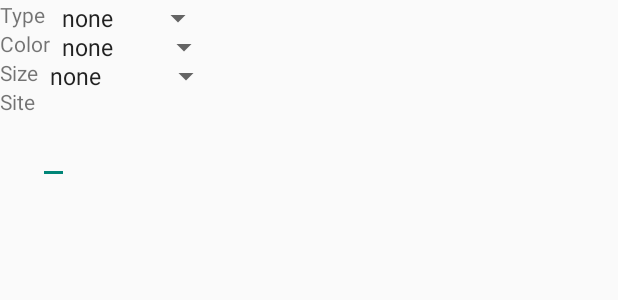
After one commit to ctweng/androidAppPractice, an Android app: the layout fragment_search_filters.xml on its own in the app's theme, with its tools: preview values and no code run, on a phone screen of 412 x 824 dp. The commit adds this screen. Shown: the top 300 px of the screen. Run offline under Robolectric (Android 15) with nearby library versions, the phone set to English and light mode, and no system bars.

Commit message:
add filters fragment

```diff
--- /dev/null
+++ b/week2_gridImageSearch/app/src/main/res/layout/fragment_search_filters.xml
@@ -0,0 +1,78 @@
+<RelativeLayout xmlns:android="http://schemas.android.com/apk/res/android"
+    xmlns:tools="http://schemas.android.com/tools"
+    android:orientation="vertical"
+    android:layout_width="match_parent"
+    android:layout_height="match_parent" >
+
+    <TextView
+            android:layout_width="wrap_content"
+            android:layout_height="wrap_content"
+            android:text="@string/type_filter_label"
+            android:id="@+id/tvFitlerType"
+        android:layout_alignParentTop="true"
+        android:layout_alignParentLeft="true"
+        android:layout_alignParentStart="true" />
+
+    <TextView
+            android:layout_width="wrap_content"
+            android:layout_height="wrap_content"
+            android:text="@string/color_filter_type"
+            android:id="@+id/tvFilterColor"
+        android:layout_below="@+id/tvFitlerType"
+        android:layout_alignLeft="@+id/tvFitlerType" />
+
+    <TextView
+        android:layout_width="wrap_content"
+        android:layout_height="wrap_content"
+        android:text="@string/site_filter_label"
+        android:id="@+id/tvFilterSite"
+        android:layout_alignLeft="@+id/tvFitlerType"
+        android:layout_below="@+id/tvSize" />
+
+    <TextView
+        android:layout_width="wrap_content"
+        android:layout_height="wrap_content"
+        android:text="@string/size_filter_label"
+        android:id="@+id/tvSize"
+        android:layout_centerHorizontal="true"
+        android:layout_below="@+id/tvFilterColor"
+        android:layout_alignLeft="@+id/tvFitlerType" />
+
+    <EditText
+        android:layout_width="wrap_content"
+        android:layout_height="wrap_content"
+        android:id="@+id/etSite"
+        android:layout_below="@+id/tvFilterSite"
+        android:layout_toRightOf="@+id/tvSize"
+        android:layout_toEndOf="@+id/tvSize" />
+
+    <Spinner
+        android:layout_width="wrap_content"
+        android:layout_height="wrap_content"
+        android:id="@+id/spFilterColor"
+        android:entries="@array/filter_color_array"
+        android:layout_toRightOf="@+id/tvFilterColor"
+        android:layout_toEndOf="@+id/etSite"
+        android:layout_alignTop="@+id/tvFilterColor" />
+
+    <Spinner
+        android:layout_width="wrap_content"
+        android:layout_height="wrap_content"
+        android:id="@+id/spFilterType"
+        android:entries="@array/filter_type_array"
+        android:layout_alignParentTop="false"
+        android:layout_toRightOf="@+id/tvFilterColor"
+        android:layout_toEndOf="@+id/tvFilterColor"
+        android:layout_alignTop="@+id/tvFitlerType" />
+
+    <Spinner
+        android:layout_width="wrap_content"
+        android:layout_height="wrap_content"
+        android:id="@+id/spFilterSize"
+        android:entries="@array/filter_size_array"
+        android:layout_centerVertical="true"
+        android:layout_centerHorizontal="true"
+        android:layout_toRightOf="@+id/tvSize"
+        android:layout_alignTop="@+id/tvSize" />
+
+</RelativeLayout>
--- a/week2_gridImageSearch/app/src/main/res/menu/menu_search.xml
+++ b/week2_gridImageSearch/app/src/main/res/menu/menu_search.xml
@@ -3,4 +3,9 @@
     xmlns:tools="http://schemas.android.com/tools" tools:context=".SearchActivity">
     <item android:id="@+id/action_settings" android:title="@string/action_settings"
         android:orderInCategory="100" app:showAsAction="never" />
+    <item android:id="@+id/action_filter"
+        android:title="Search Filters"
+        android:icon="@drawable/ic_action_filters"
+        app:showAsAction="always"
+        android:onClick="onSetting" />
 </menu>
--- /dev/null
+++ b/week2_gridImageSearch/app/src/main/res/values/filter_color_array.xml
@@ -0,0 +1,18 @@
+<?xml version="1.0" encoding="utf-8"?>
+<resources>
+    <string-array name="filter_color_array">
+        <item>none</item>
+        <item>black</item>
+        <item>blue</item>
+        <item>brown</item>
+        <item>gray</item>
+        <item>green</item>
+        <item>orange</item>
+        <item>pink</item>
+        <item>purple</item>
+        <item>red</item>
+        <item>teal</item>
+        <item>white</item>
+        <item>yellow</item>
+    </string-array>
+</resources>
--- /dev/null
+++ b/week2_gridImageSearch/app/src/main/res/values/filter_size_array.xml
@@ -0,0 +1,9 @@
+<?xml version="1.0" encoding="utf-8"?>
+<resources>
+    <string-array name="filter_size_array">
+        <item>none</item>
+        <item>medium</item>
+        <item>xxlarge</item>
+        <item>huge</item>
+    </string-array>
+</resources>
--- /dev/null
+++ b/week2_gridImageSearch/app/src/main/res/values/filter_type_array.xml
@@ -0,0 +1,10 @@
+<?xml version="1.0" encoding="utf-8"?>
+<resources>
+    <string-array name="filter_type_array">
+        <item>none</item>
+        <item>face</item>
+        <item>photo</item>
+        <item>clipart</item>
+        <item>lineart</item>
+    </string-array>
+</resources>
--- a/week2_gridImageSearch/app/src/main/res/values/strings.xml
+++ b/week2_gridImageSearch/app/src/main/res/values/strings.xml
@@ -7,4 +7,17 @@
     <string name="search_label">Search</string>
     <string name="image_title_label">Image Title</string>
     <string name="title_activity_image_display">Full Image</string>
+    <string name="type_search_filter_param">imgtype</string>
+    <string name="size_search_filter_param">imgsz</string>
+    <string name="site_search_filter_param">as_sitesearch</string>
+    <string name="color_search_filter_param">imgcolor</string>
+    <string name="query_search_filter_param">q</string>
+    <string name="offset_search_filter_param">start</string>
+    <string name="limit_search_filter_param">rsz</string>
+    <string name="search_filter_dialog_title">Search Filters</string>
+    <string name="hello_blank_fragment">Hello blank fragment</string>
+    <string name="size_filter_label">Size</string>
+    <string name="type_filter_label">Type</string>
+    <string name="color_filter_type">Color</string>
+    <string name="site_filter_label">Site</string>
 </resources>
```
Also changed, not shown: week2_gridImageSearch/app/src/main/java/idlycyme/practice/gridimagesearch/activities/SearchActivity.java (+57 -8 lines), week2_gridImageSearch/app/src/main/java/idlycyme/practice/gridimagesearch/libraries/SearchFilterDialog.java (added, +105 -0 lines), week2_gridImageSearch/app/src/main/ic_setting-web.png (added), week2_gridImageSearch/app/src/main/res/drawable-hdpi/ic_action_filters.png (added), week2_gridImageSearch/app/src/main/res/drawable-mdpi/ic_action_filters.png (added), week2_gridImageSearch/app/src/main/res/drawable-xhdpi/ic_action_filters.png (added), week2_gridImageSearch/app/src/main/res/drawable-xxhdpi/ic_action_filters.png (added).
